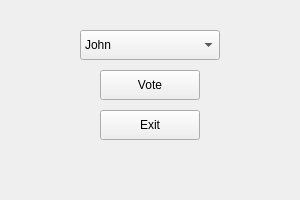
Above: gui.ui from Camrynk0/VotingApp before the change. Below: the same form after it.
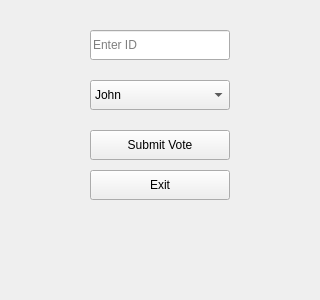
That is the form after the change.

Commit message: Added the documentation and sources that helped me organized and structure my code and locked my gui

```diff
--- a/gui.ui
+++ b/gui.ui
@@ -6,22 +6,39 @@
    <rect>
     <x>0</x>
     <y>0</y>
-    <width>300</width>
-    <height>200</height>
+    <width>320</width>
+    <height>300</height>
    </rect>
   </property>
   <property name="windowTitle">
    <string>Voting App</string>
   </property>
-  <widget class="QComboBox" name="candidateDropdown">
+  
+  <!-- ID input field -->
+  <widget class="QLineEdit" name="idInput">
    <property name="geometry">
     <rect>
-     <x>80</x>
+     <x>90</x>
      <y>30</y>
      <width>140</width>
      <height>30</height>
     </rect>
    </property>
+   <property name="placeholderText">
+    <string>Enter ID</string>
+   </property>
+  </widget>
+
+  <!-- Candidate selection dropdown -->
+  <widget class="QComboBox" name="candidateDropdown">
+   <property name="geometry">
+    <rect>
+     <x>90</x>
+     <y>80</y>
+     <width>140</width>
+     <height>30</height>
+    </rect>
+   </property>
    <item>
     <property name="text">
      <string>John</string>
@@ -36,22 +53,22 @@
   <widget class="QPushButton" name="voteButton">
    <property name="geometry">
     <rect>
-     <x>100</x>
-     <y>70</y>
-     <width>100</width>
+     <x>90</x>
+     <y>130</y>
+     <width>140</width>
      <height>30</height>
     </rect>
    </property>
    <property name="text">
-    <string>Vote</string>
+    <string>Submit Vote</string>
    </property>
   </widget>
   <widget class="QPushButton" name="exitButton">
    <property name="geometry">
     <rect>
-     <x>100</x>
-     <y>110</y>
-     <width>100</width>
+     <x>90</x>
+     <y>170</y>
+     <width>140</width>
      <height>30</height>
     </rect>
    </property>
@@ -62,10 +79,10 @@
   <widget class="QLabel" name="resultLabel">
    <property name="geometry">
     <rect>
-     <x>60</x>
-     <y>150</y>
-     <width>180</width>
-     <height>30</height>
+     <x>40</x>
+     <y>220</y>
+     <width>240</width>
+     <height>50</height>
     </rect>
    </property>
    <property name="text">
```
Left out of the diff: 7 changed lines with no effect on the pictures. The commit also changes 6 other files.
